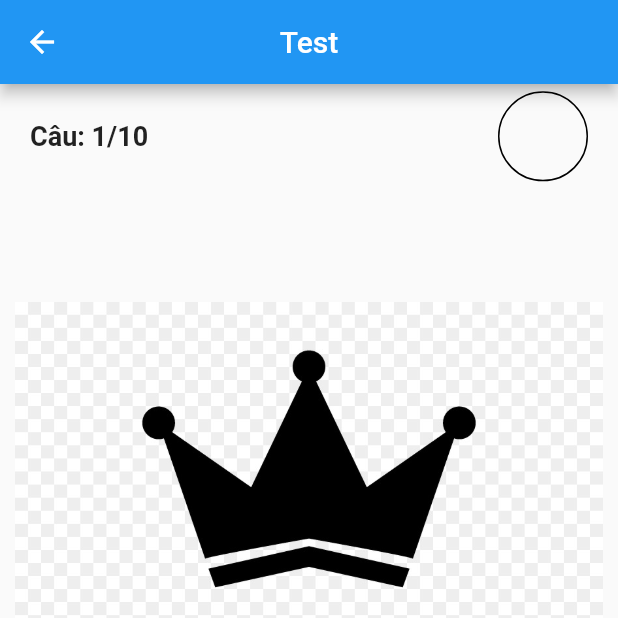
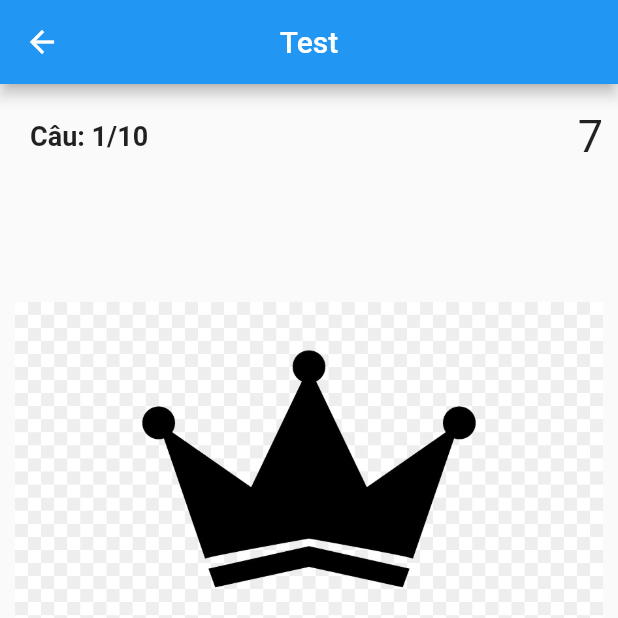
Before and after one commit to LaiHoangViet/TEST-IQ-AND-EQ, a Flutter app: the ImageQuiz screen opened directly, after a tap on the "chevron right" icon, on a phone screen of 412 x 824 dp, the top half of it. Run offline on Flutter 3.47's test engine with Material 2 defaults, Android fonts, the phone set to English and light mode, and no system bars; our stand-ins replace shared_preferences; accounts and stored records are empty; network calls fail.

Commit message:
123857461654651

```diff
--- a/lib/ImageTest.dart
+++ b/lib/ImageTest.dart
@@ -17,114 +17,8 @@ class _ImageQuizState extends State<ImageQuiz> {
   int _counter = 270;
   int countTime;
   int k = 0;
-  var clientAns, serverAns;
+  var clientAns, serverAns, stateSet;
   bool disableAnswer = false;
-
-  void _startTimer() {
-    _counter = 270;
-    if (_timer != null) {
-      _timer.cancel();
-    }
-    _timer = Timer.periodic(Duration(seconds: 1), (timer) {
-      if (_counter > 0) {
-        setState(() {
-          _counter--;
-          countTime = 10 - _counter;
-        });
-      } else {
-        _timer.cancel();
-        return showDialog<void>(
-          context: context,
-          barrierDismissible: false, // user must tap button!
-          builder: (BuildContext context) {
-            return AlertDialog(
-              title: Text('Notice'),
-              content: SingleChildScrollView(
-                child: ListBody(
-                  children: <Widget>[
-                    Text('TIME OVER'),
-                  ],
-                ),
-              ),
-              actions: <Widget>[
-                FlatButton(
-                  child: Text('Submit'),
-                  onPressed: () {},
-                ),
-              ],
-            );
-          },
-        );
-      }
-    });
-  }
-
-  BoxDecoration myBoxDecoration() {
-    return BoxDecoration(
-      border: Border.all(
-        color: Colors.red, //                   <--- border color
-        width: 5.0,
-      ),
-    );
-  }
-
-  var state;
-
-  void chooseAnswer(int index) {
-    setState(() {
-      clientAns[k][0]=images["Data"][k]["Ans"][index]["Answer"];
-      print(clientAns[k][0]);
-      state = index;
-    });
-  }
-
-  void submit() {
-    int count=0;
-    checkAnswer();
-    for(int t=0; t<images["Data"].length; t++){
-      if(clientAns[t][0] == serverAns[t][0]){
-        count++;
-      }
-    }
-    _timer.cancel();
-    Navigator.push(
-      context,
-      MaterialPageRoute(
-          builder: (context) => Score(
-            count: count,
-            k: images["Data"].length,
-            timeCount: countTime,
-          )
-      ),
-    );
-    // _timer.cancel();
-    Navigator.push(
-      context,
-      MaterialPageRoute(
-          builder: (context) => Score(
-                count: k + 1,
-                k: images["Data"].length,
-                timeCount: countTime,
-              )),
-    );
-  }
-
-  void initState() {
-    setState(() {
-      // _startTimer();
-      clientAns = List.generate(6, (i) => List(1), growable: false);
-      serverAns = List.generate(6, (i) => List(1), growable: false);
-    });
-    super.initState();
-  }
-
-  Future<bool> _onWillPop() async {
-    Navigator.push(
-      context,
-      MaterialPageRoute(builder: (context) => Listopic()),
-    );
-    return Future.value(true); // return true if the route to be popped
-  }
 
   Map<String, dynamic> images = {
     "Data": [
@@ -239,14 +133,122 @@ class _ImageQuizState extends State<ImageQuiz> {
     ]
   };
 
+
+  void initState() {
+    setState(() {
+      _startTimer();
+      clientAns = List.generate(images["Data"].length, (i) => List(1), growable: false);
+      serverAns = List.generate(images["Data"].length, (i) => List(1), growable: false);
+      stateSet = List.generate(images["Data"].length, (i) => List(1), growable: false);
+
+    });
+    super.initState();
+  }
+
+  void _startTimer() {
+    _counter = 10;
+    if (_timer != null) {
+      _timer.cancel();
+    }
+    _timer = Timer.periodic(Duration(seconds: 1), (timer) {
+      if (_counter > 0) {
+        setState(() {
+          _counter--;
+          countTime = 10 - _counter;
+        });
+      } else {
+        _timer.cancel();
+        return showDialog<void>(
+          context: context,
+          barrierDismissible: false, // user must tap button!
+          builder: (BuildContext context) {
+            return AlertDialog(
+              title: Text('Notice'),
+              content: SingleChildScrollView(
+                child: ListBody(
+                  children: <Widget>[
+                    Text('TIME OVER'),
+                  ],
+                ),
+              ),
+              actions: <Widget>[
+                FlatButton(
+                  child: Text('Submit'),
+                  onPressed: () {
+                    submit();
+                  },
+                ),
+              ],
+            );
+          },
+        );
+      }
+    });
+  }
+
+  BoxDecoration myBoxDecoration() {
+    return BoxDecoration(
+      border: Border.all(
+        color: Colors.red,
+        width: 5.0,
+      ),
+    );
+  }
+
+  var state;
+
+  void chooseAnswer(int index) {
+    setState(() {
+      state = index;
+      stateSet[k][0] = index;
+      print(stateSet);
+      clientAns[k][0]=images["Data"][k]["Ans"][index]["Answer"];
+      print(clientAns[k][0]);
+    });
+  }
   void checkAnswer(){
     for(int t=0; t<images["Data"].length; t++){
       for(int index =0; index < images["Data"][t]["Ans"].length; index++)
         if(images["Data"][t]["Ans"][index]["success"]==1){
           serverAns[t][0] = images["Data"][t]["Ans"][index]["Answer"];
+          print(serverAns[t][0]);
         }
     }
   }
+
+  void submit() {
+    int count=0;
+    checkAnswer();
+    for(int t=0; t<images["Data"].length; t++){
+      if(clientAns[t][0] == serverAns[t][0]){
+        count++;
+      }
+    }
+    _timer.cancel();
+    Navigator.push(
+      context,
+      MaterialPageRoute(
+          builder: (context) => Score(
+            count: count,
+            k: images["Data"].length,
+            timeCount: countTime,
+          )
+      ),
+    );
+  }
+
+
+
+  Future<bool> _onWillPop() async {
+    Navigator.push(
+      context,
+      MaterialPageRoute(builder: (context) => Listopic()),
+    );
+    return Future.value(true); // return true if the route to be popped
+  }
+
+
+
 
   @override
   Widget build(BuildContext context) {
@@ -255,7 +257,7 @@ class _ImageQuizState extends State<ImageQuiz> {
         appBar: AppBar(
           leading: new IconButton(
             icon: new Icon(Icons.arrow_back, color: Colors.white),
-            onPressed: () => Navigator.of(context).pop(),
+            onPressed: () => Navigator.of(context).pop(_timer.cancel()),
           ),
           centerTitle: true,
           title: Text('Test'),
@@ -279,15 +281,13 @@ class _ImageQuizState extends State<ImageQuiz> {
                         ),
                       ),
                     ),
-                    Container(
-                      margin: const EdgeInsets.only(right: 20),
-                      width: 60,
-                      height: 60,
-                      decoration: BoxDecoration(
-                        border: Border.all(
-                          width: 1,
+                    Padding(
+                      padding: EdgeInsets.only(right: 10),
+                      child: Text(
+                        '$_counter',
+                        style: TextStyle(
+                          fontSize: 30,
                         ),
-                        borderRadius: BorderRadius.circular(50),
                       ),
                     ),
                   ],
@@ -319,11 +319,11 @@ class _ImageQuizState extends State<ImageQuiz> {
                         childAspectRatio: 1.25,
                         children:List.generate(images["Data"][k]["Ans"].length, (index) {
                           return GestureDetector(
-                            onTap: () => chooseAnswer(index + 1 ),
+                            onTap: () => chooseAnswer(index),
                             child: Container(
                               width: SizeConfig.blockSizeHorizontal * 100,
                               height: SizeConfig.blockSizeVertical * 100,
-                              decoration: state == index +1
+                              decoration: state == index
                                   ? myBoxDecoration()
                                   : BoxDecoration(
                                 border: Border.all(width: 0),
@@ -351,15 +351,19 @@ class _ImageQuizState extends State<ImageQuiz> {
                   child: Row(
                     mainAxisAlignment: MainAxisAlignment.spaceBetween,
                     children: <Widget>[
-                      IconButton(
+                      k > 0 ? IconButton(
                         icon: Icon(Icons.chevron_left),
                         color: Colors.white,
                         iconSize: 40,
                         onPressed: () {
-                          setState(() {});
+                          setState(() {
+                            k--;
+                            state = stateSet[k][0];
+                            images["Data"][k];
+                          });
                         },
-                      ),
-                      k < images["Data"].length ? IconButton(
+                      ):Container(),
+                      k < images["Data"].length -1 ? IconButton(
                         icon: Icon(Icons.chevron_right),
                         color: Colors.white,
                         iconSize: 40,
@@ -368,7 +372,7 @@ class _ImageQuizState extends State<ImageQuiz> {
                           setState(() {
                             k++;
                             images["Data"][k];
-                            state =0;
+                            state =-1;
                           });
                         },
                       ):FlatButton(
--- a/lib/Obj_Image.dart
+++ /dev/null
@@ -1,30 +0,0 @@
-
-class Ans {
-  int id;
-  String ans;
-
-  Ans({ this.id, this.ans,  });
-
-  factory Ans.fromJson(Map<String, dynamic> parsedJson){
-    return Ans(
-      id : parsedJson['id'],
-      ans : parsedJson['Answer'],
-    );
-  }
-}
-
-class Data {
-  int id;
-  String question;
-  List<Ans> answer;
-
-  Data({ this.id, this.question, this.answer });
-
-  factory Data.fromJson(Map<String, dynamic> parsedJson){
-    return Data(
-      id : parsedJson['id'],
-      question : parsedJson['Ques'],
-      answer : parsedJson['Ans'],
-    );
-  }
-}
--- a/lib/Test.dart
+++ b/lib/Test.dart
@@ -75,7 +75,7 @@ class _TestState extends State<Test> {
   Timer _timer;
 
   void _startTimer() {
-    _counter = 30;
+    _counter = 10;
     if (_timer != null) {
       _timer.cancel();
     }
```
Also changed, not shown: lib/ád.dart (deleted).
